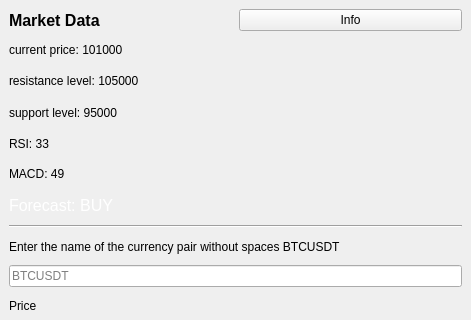
Before: the Qt Designer form mainApp/mainwindow.ui in gjast/QT_Proj, drawn with Qt 5; both pictures show x 0 to 471 and y 0 to 320 of the 471 by 493 pixel window.
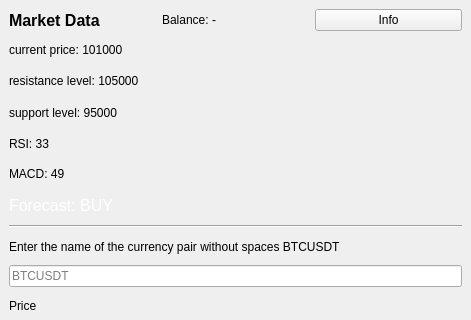
After: the same form once the commit is applied.

Diff of the .ui file:
```diff
--- a/mainApp/mainwindow.ui
+++ b/mainApp/mainwindow.ui
@@ -27,6 +27,13 @@
         </property>
        </widget>
       </item>
+      <item>
+       <widget class="QLabel" name="balanceLabel">
+        <property name="text">
+         <string>Balance: -</string>
+        </property>
+       </widget>
+      </item>
       <item>
        <widget class="QPushButton" name="on_InfoButton_clicked">
         <property name="text">
```
